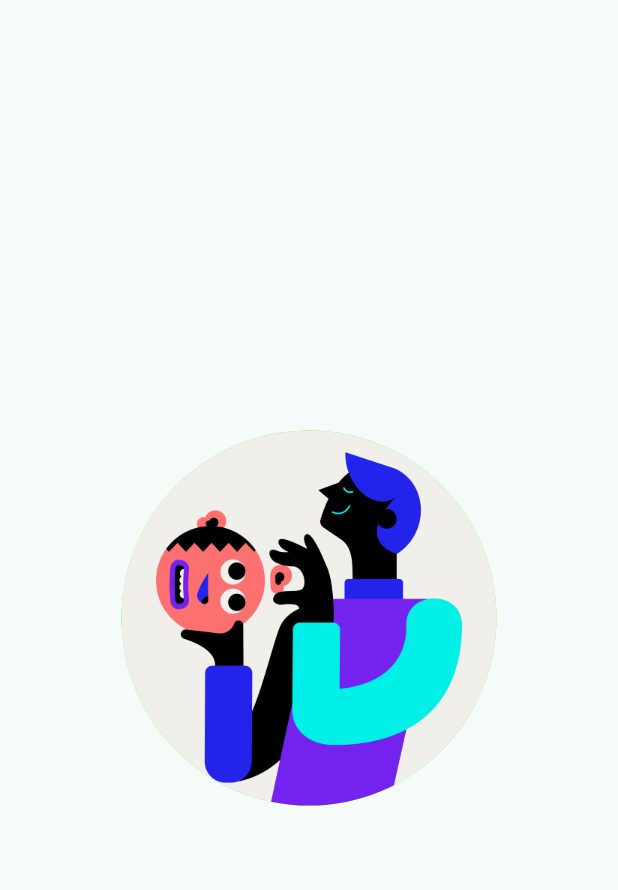
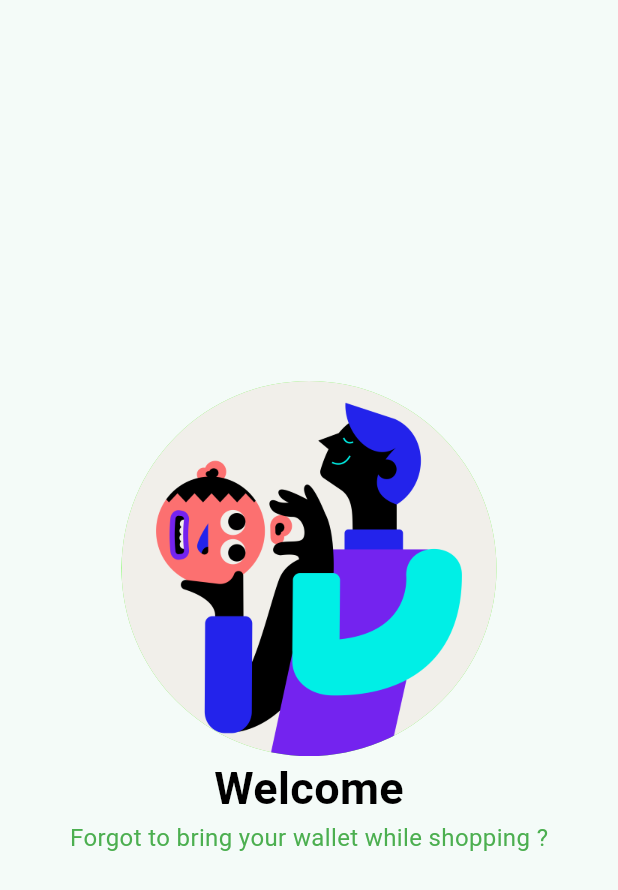
Before and after one commit to KishiEdward/tugas_week6_1123150045, a Flutter app: the screen it shows after launch, on a phone screen of 412 x 824 dp. Shown: the top 890 px of the screen. Run offline on Flutter 3.47's test engine with Material 3 defaults, Android fonts, the phone set to English and light mode, and no system bars.

Commit message:
menambah teks di halaman depan

```diff
--- a/lib/screen/splash_screen1.dart
+++ b/lib/screen/splash_screen1.dart
@@ -22,8 +22,22 @@ class SplashScreen1 extends StatelessWidget {
                   fit: BoxFit.cover,
                 ),
               ),
-
             ),
+            Text(
+              "Welcome",
+              style: TextStyle(
+                fontSize: 30,
+                fontWeight: FontWeight.bold,
+                color: const Color.fromARGB(255, 0, 0, 0),
+              ),
+            ),
+            Text(
+              "Forgot to bring your wallet while shopping ?",
+              style: TextStyle(
+                fontSize: 16,
+                color: Colors.green,
+              ),
+            )
           ],
         ),
       ),
```
